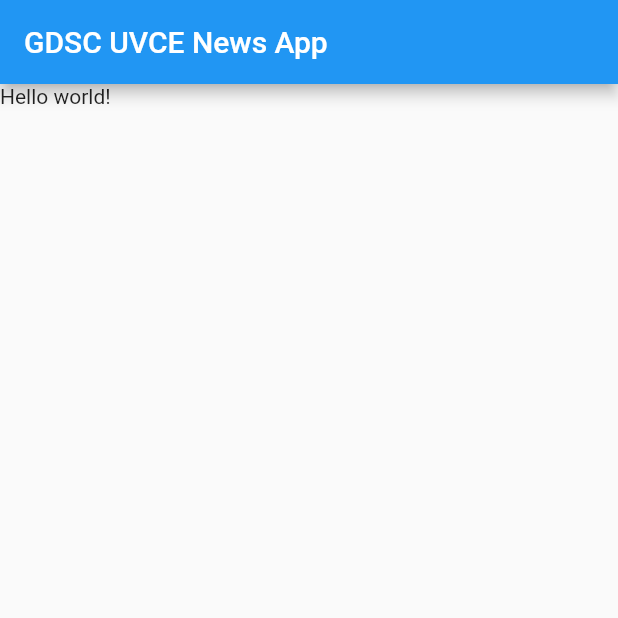
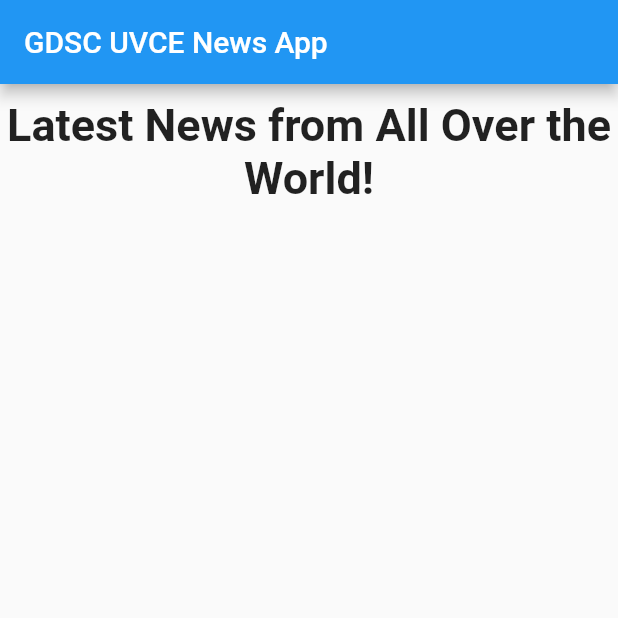
Before and after one commit to rayansailani/NewsApp-Flutter, a Flutter app: the screen it shows after launch, on a phone screen of 412 x 824 dp, the top half of it. Run offline on Flutter 3.47's test engine with Material 2 defaults, Android fonts, the phone set to English and light mode, and no system bars.

Commit message:
Day 1 code commit

```diff
--- a/lib/main.dart
+++ b/lib/main.dart
@@ -1,4 +1,6 @@
 import 'package:flutter/material.dart';
+import 'package:newsapp/screens/HomeScreen.dart';
+
 
 void main() {
   runApp(MyApplication());
@@ -9,12 +11,7 @@ class MyApplication extends StatelessWidget {
   Widget build(BuildContext context) {
     // TODO: implement build
     return MaterialApp(
-      home: Scaffold(
-        appBar: AppBar(
-          title: Text("GDSC UVCE News App"),
-        ),
-        body: Text("Hello world!"),
-      ),
+      home: HomeScreen(),
     );
   }
 }
--- /dev/null
+++ b/lib/screens/HomeScreen.dart
@@ -0,0 +1,29 @@
+import 'package:flutter/material.dart';
+
+class HomeScreen extends StatefulWidget {
+  const HomeScreen({Key? key}) : super(key: key);
+
+  @override
+  State<HomeScreen> createState() => _HomeScreenState();
+}
+
+class _HomeScreenState extends State<HomeScreen> {
+  @override
+  Widget build(BuildContext context) {
+    return Scaffold(
+      appBar: AppBar(title: Text("GDSC UVCE News App")),
+      body: Column(
+        children: [
+          SizedBox(
+            height: 10,
+          ),
+          Text(
+            "Latest News from All Over the World!",
+            textAlign: TextAlign.center,
+            style: TextStyle(fontWeight: FontWeight.bold, fontSize: 30),
+          )
+        ],
+      ),
+    );
+  }
+}
```
